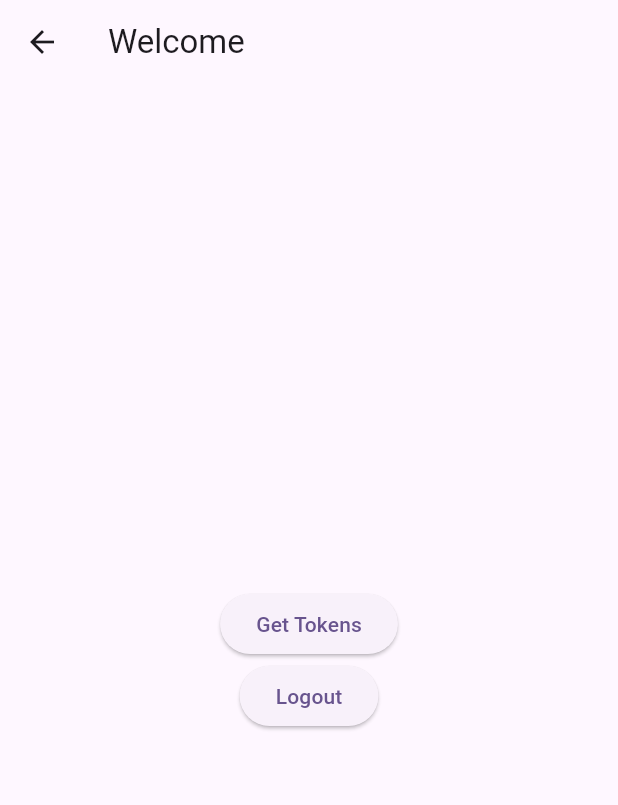
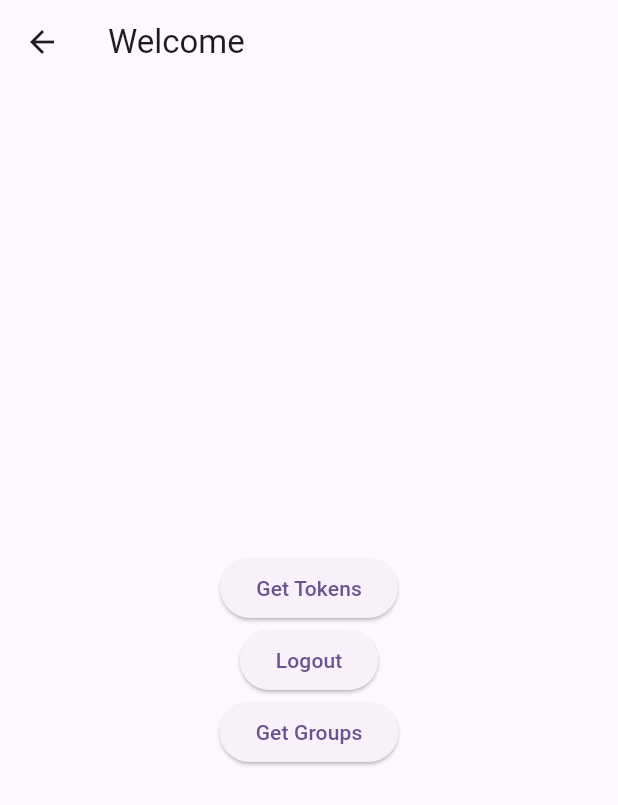
Before and after one commit to Nahid-Jahan-A/Flutter-Retrofit-Riverpod, a Flutter app: the WelcomeScreen screen opened by its route, on a phone screen of 412 x 824 dp. Shown: the top 805 px of the screen. Run offline on Flutter 3.47's test engine with Material 3 defaults, Android fonts, the phone set to English and light mode, and no system bars; our stand-ins replace dio, flutter_riverpod, freezed_annotation, logger, retrofit, routemaster and 1 more; missing offline and left inert: riverpod_context, shared_preferences_riverpod; accounts and stored records are empty; generated files the repository leaves out were written again.

```diff
--- a/lib/interceptors/dio_client.dart
+++ b/lib/interceptors/dio_client.dart
@@ -1,4 +1,5 @@
 import 'package:dio/dio.dart';
+import 'package:logger/logger.dart';
 import 'package:shared_preferences/shared_preferences.dart';
 
 class DioClient {
@@ -6,6 +7,7 @@ class DioClient {
   String? accessToken;
 
   DioClient() {
+    Logger logger = Logger();
     api.interceptors
         .add(InterceptorsWrapper(onRequest: (options, handler) async {
           SharedPreferences prefs = await SharedPreferences.getInstance();
@@ -13,6 +15,7 @@ class DioClient {
       //   options.path = 'http://10.10.10.31:38080${options.path}';
       // }
           accessToken = prefs.getString("accessToken");
+          logger.i("ACCESS TOKEN PRINTING FROM INTERCEPTOR -----> $accessToken");
       if(accessToken != null) {
         options.headers['Authorization'] = 'Bearer $accessToken';
       }
--- a/lib/providers/dio_provider.dart
+++ b/lib/providers/dio_provider.dart
@@ -9,13 +9,13 @@ final dioProvider = Provider((ref) => Dio(
 
 final dioInterceptorProvider = Provider((ref) => DioClient().api);
 
-final apiClientProvider = Provider((ref) => ApiClient(ref.watch(dioProvider)));
+final apiClientProvider = Provider((ref) => ApiClient(ref.watch(dioInterceptorProvider)));
 
 final utkorshoApiClientProvider =
     Provider((ref) => UtkorshoApiClient(ref.watch(dioInterceptorProvider)));
 
 final utkorshoApiClientForCSProvider =
-    Provider((ref) => UtkorshoApiClientForCS(ref.watch(dioProvider)));
+    Provider((ref) => UtkorshoApiClientForCS(ref.watch(dioInterceptorProvider)));
 
 final utkorshoApiClientForClassProvider =
-    Provider((ref) => UtkorshoApiClientForCS(ref.watch(dioProvider)));
+    Provider((ref) => UtkorshoApiClientForCS(ref.watch(dioInterceptorProvider)));
--- a/lib/routes/routes.dart
+++ b/lib/routes/routes.dart
@@ -59,14 +59,17 @@ final routes = RouteMap(routes: {
           child: Consumer(builder: (BuildContext context, WidgetRef ref, _) {
         final authState = ref.watch(authNotifierProvider.notifier).state;
         return authState.isAuthenticated
-            ? const GroupScreen()
-            : const GroupScreen();
+            ? const WelcomeScreen()
+            : const LoginScreen();
       })),
   // '/groupDetails/group': (route) => const MaterialPage(
   //       child: SingleGroupScreen(groupId: route.pathParameters['id'],),
   //     ),
   '/dashboard': (_) => const MaterialPage(
         child: WelcomeScreen(),
+      ),
+  '/groups': (_) => const MaterialPage(
+        child: GroupScreen(),
       ),
   // '/add_group': (_) => const MaterialPage(
   //       child: AddGroup(),
--- a/lib/screen/welcome_screen.dart
+++ b/lib/screen/welcome_screen.dart
@@ -37,6 +37,12 @@ class WelcomeScreen extends ConsumerWidget {
                     child: const Text("Logout"));
               },
             ),
+            ElevatedButton(
+              onPressed: () {
+                Routemaster.of(context).replace('/groups');
+              },
+              child: const Text("Get Groups"),
+            ),
           ],
         ),
       ),
```
Also changed, not shown: lib/states/auth_state.dart (+6 -5 lines).
